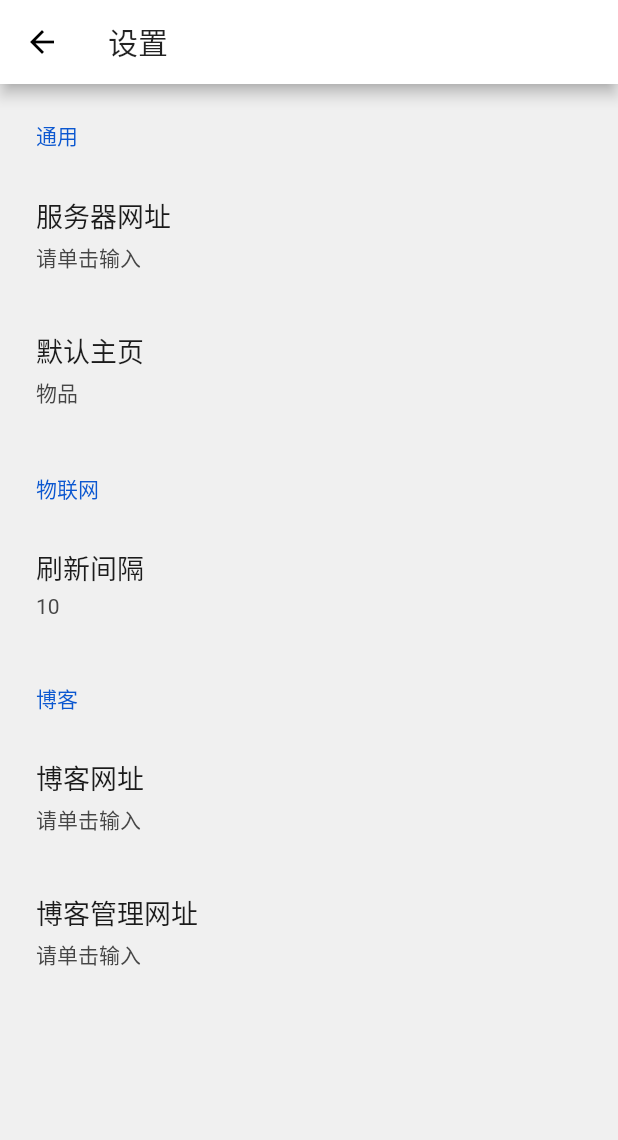
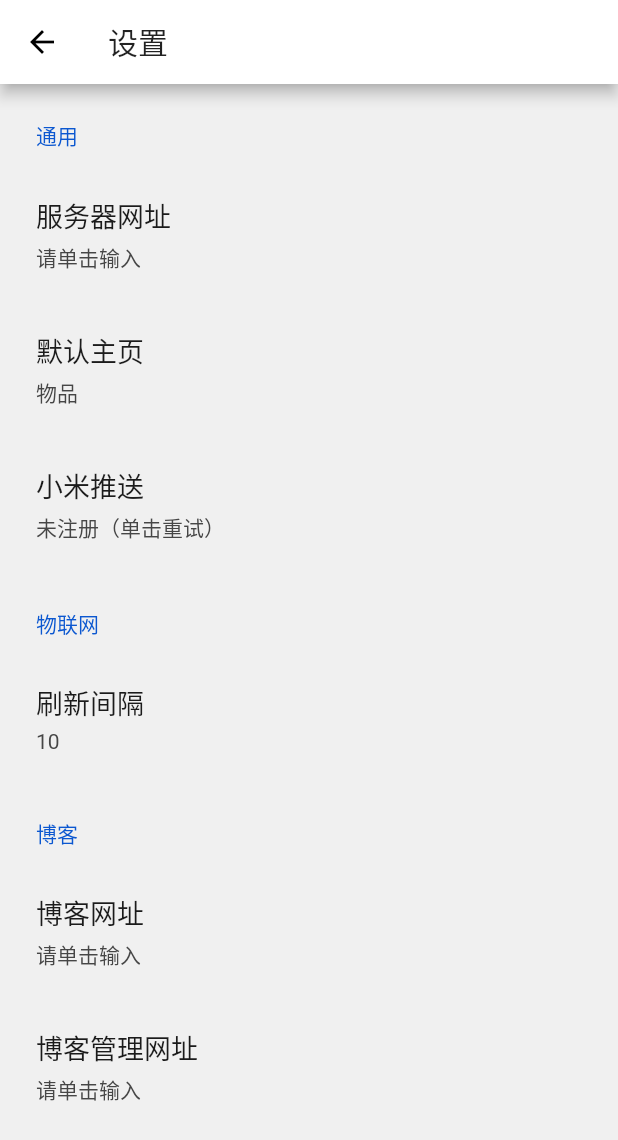
Before and after one commit to he0119/smart-home-flutter, a Flutter app: the SettingsPage screen opened directly, on a phone screen of 412 x 824 dp. Shown: the top 1140 px of the screen. Run offline on Flutter 3.47's test engine with Material 2 defaults, Android fonts, the phone set to English and light mode, and no system bars; drawn by our look-alikes of settings_ui; our stand-ins replace bloc, cached_network_image, datetime_picker_formfield, device_info_plus, equatable, flutter_bloc and 7 more; missing offline and left inert: enum_to_string, quick_actions, version, xiao_mi_push_plugin; accounts and stored records are empty; generated files the repository leaves out were written again; statements that could not run were skipped.

Commit message:
可在设置界面查看小米推送的注册状态

```diff
--- a/lib/pages/settings/settings_page.dart
+++ b/lib/pages/settings/settings_page.dart
@@ -2,6 +2,7 @@ import 'package:flutter/material.dart';
 import 'package:flutter_bloc/flutter_bloc.dart';
 import 'package:settings_ui/settings_ui.dart';
 import 'package:smart_home/blocs/app_preferences/app_preferences_bloc.dart';
+import 'package:smart_home/blocs/push/push_bloc.dart';
 import 'package:smart_home/models/app_tab.dart';
 import 'package:smart_home/pages/settings/blog/blog_admin_url_page.dart';
 import 'package:smart_home/pages/settings/blog/blog_url_page.dart';
@@ -18,7 +19,16 @@ class SettingsPage extends StatelessWidget {
       appBar: AppBar(
         title: Text('设置'),
       ),
-      body: BlocBuilder<AppPreferencesBloc, AppPreferencesState>(
+      body: BlocBuilder<PushBloc, PushState>(
+        builder: (context, state) {
+          String _pushStatus = '未注册（单击重试）';
+          if (state is PushInProgress) {
+            _pushStatus = '注册中（单击重试）';
+          }
+          if (state is PushSuccess) {
+            _pushStatus = '已注册';
+          }
+          return BlocBuilder<AppPreferencesBloc, AppPreferencesState>(
             builder: (context, state) => SettingsList(
               sections: [
                 SettingsSection(
@@ -40,6 +50,15 @@ class SettingsPage extends StatelessWidget {
                         Navigator.of(context).push(MaterialPageRoute(
                           builder: (context) => DefaultPage(),
                         ));
+                      },
+                    ),
+                    SettingsTile(
+                      title: '小米推送',
+                      subtitle: _pushStatus,
+                      onTap: () {
+                        if (_pushStatus != '已注册') {
+                          BlocProvider.of<PushBloc>(context).add(PushStarted());
+                        }
                       },
                     ),
                   ],
@@ -83,6 +102,8 @@ class SettingsPage extends StatelessWidget {
                 ),
               ],
             ),
+          );
+        },
       ),
     );
   }
```
Lines whose indentation alone changed are shown as unchanged.
